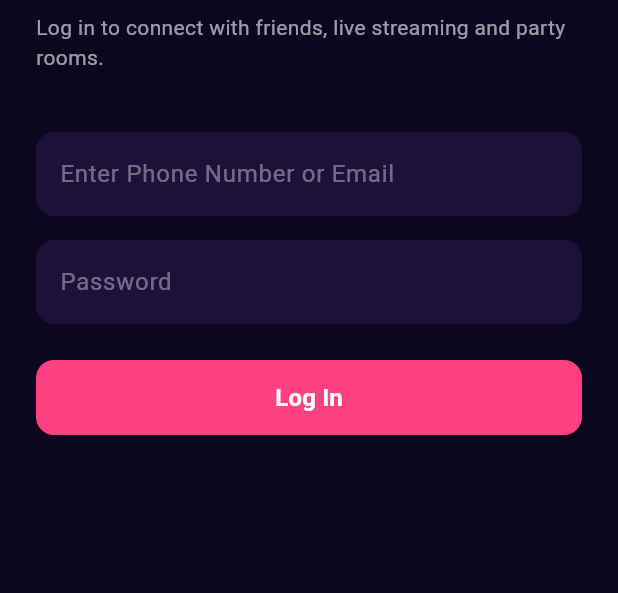
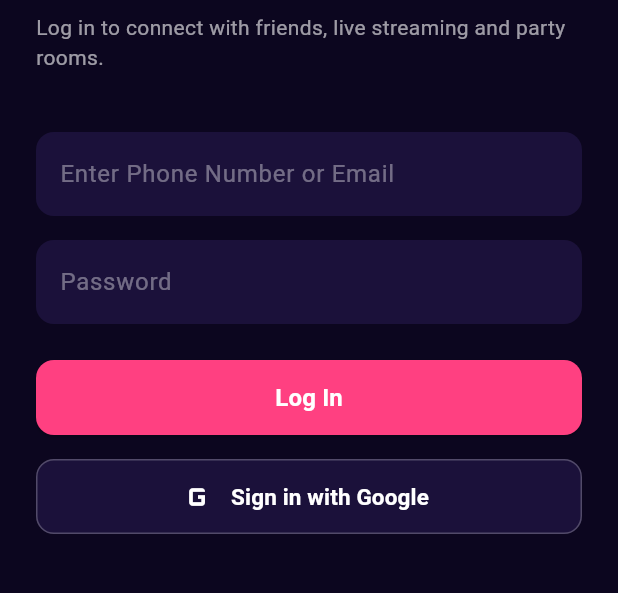
Before and after one commit to wwwsabtainshah-byte/Lovely, a Flutter app: the screen it shows after launch, on a phone screen of 412 x 824 dp, the part 156-749 px from its top. Run offline on Flutter 3.47's test engine with Material 3 defaults, Android fonts, the phone set to English and light mode, and no system bars.

Commit message:
Add Google login button and integration to login screen

```diff
--- a/lib/main.dart
+++ b/lib/main.dart
@@ -22,9 +22,33 @@ class XenaExactApp extends StatelessWidget {
   }
 }
 
-// 1. Exact Login Screen
+// 1. Exact Login Screen with Google Login Integration
 class LoginScreen extends StatelessWidget {
   const LoginScreen({Key? key}) : super(key: key);
+
+  // Simulated Google Login action
+  void _handleGoogleLogin(BuildContext context) {
+    showDialog(
+      context: context,
+      builder: (context) => AlertDialog(
+        backgroundColor: const Color(0xFF1B113A),
+        title: const Text('Google Sign-In', style: TextStyle(color: Colors.white)),
+        content: const Text('Opening Google account selector to sign in...', style: TextStyle(color: Colors.white70)),
+        actions: [
+          TextButton(
+            onPressed: () {
+              Navigator.pop(context); // Close dialog
+              Navigator.pushReplacement(
+                context,
+                MaterialPageRoute(builder: (context) => const XenaMainHomeScreen()),
+              );
+            },
+            child: const Text('Continue', style: TextStyle(color: Colors.pinkAccent)),
+          ),
+        ],
+      ),
+    );
+  }
 
   @override
   Widget build(BuildContext context) {
@@ -85,6 +109,22 @@ class LoginScreen extends StatelessWidget {
                     );
                   },
                   child: const Text('Log In', style: TextStyle(fontSize: 16, fontWeight: FontWeight.bold, color: Colors.white)),
+                ),
+              ),
+              const SizedBox(height: 16),
+              // Google Login Button
+              SizedBox(
+                width: double.infinity,
+                height: 50,
+                child: OutlinedButton.icon(
+                  style: OutlinedButton.styleFrom(
+                    side: const BorderSide(color: Colors.white24),
+                    shape: RoundedRectangleBorder(borderRadius: BorderRadius.circular(12)),
+                    backgroundColor: const Color(0xFF1B113A),
+                  ),
+                  onPressed: () => _handleGoogleLogin(context),
+                  icon: const Icon(Icons.g_mobiledata, color: Colors.white, size: 28),
+                  label: const Text('Sign in with Google', style: TextStyle(fontSize: 15, color: Colors.white, fontWeight: FontWeight.bold)),
                 ),
               ),
             ],
```
